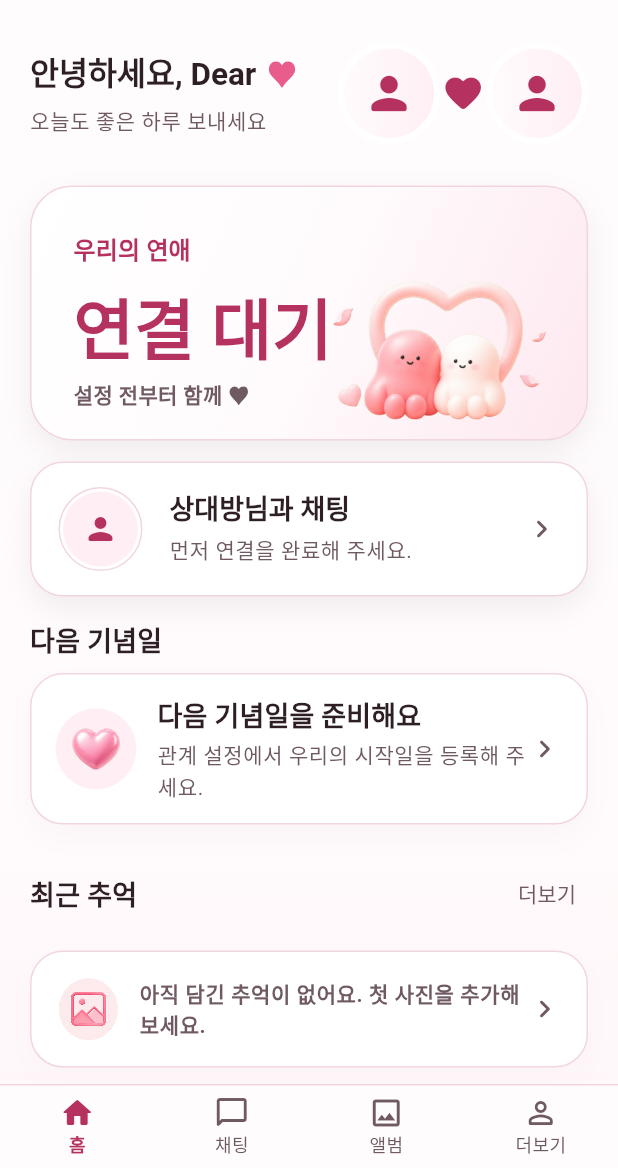
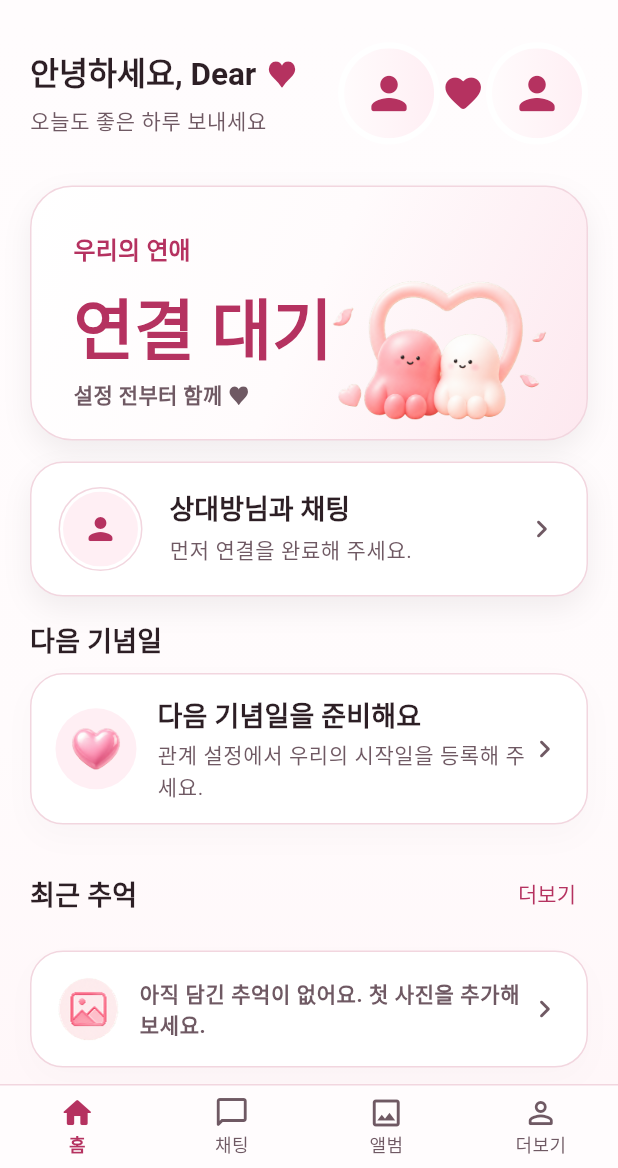
Before and after one commit to knemo0927-wq/dear-couple-app, a Flutter app: the ChatListPage screen opened by its route, on a phone screen of 412 x 824 dp, the part 68-1236 px from its top. Run offline on Flutter 3.47's test engine with Material 3 defaults, Android fonts, the phone set to English and light mode, and no system bars; our stand-ins replace connectivity_plus, firebase_core, firebase_messaging, flutter_riverpod, geolocator, go_router and 4 more; missing offline and left inert: gal; accounts and stored records are empty.

Commit message:
fix(theme): migrate home and chat shell surfaces

```diff
--- a/lib/src/features/chat/presentation/chat_list_page.dart
+++ b/lib/src/features/chat/presentation/chat_list_page.dart
@@ -215,6 +215,7 @@ class _HomeLoadingSkeleton extends StatelessWidget {
 
   @override
   Widget build(BuildContext context) {
+    final scheme = Theme.of(context).colorScheme;
     return SafeArea(
       top: false,
       child: ListView(
@@ -223,25 +224,26 @@ class _HomeLoadingSkeleton extends StatelessWidget {
         children: [
           Row(
             children: [
-              Expanded(child: _skeleton(height: 54)),
+              Expanded(child: _skeleton(scheme, height: 54)),
               const SizedBox(width: 28),
-              _skeleton(width: 116, height: 68, radius: 34),
+              _skeleton(scheme, width: 116, height: 68, radius: 34),
             ],
           ),
           const SizedBox(height: 18),
-          _skeleton(height: 168, radius: 28),
+          _skeleton(scheme, height: 168, radius: 28),
           const SizedBox(height: 14),
-          _skeleton(height: 90),
+          _skeleton(scheme, height: 90),
           const SizedBox(height: 18),
-          _skeleton(height: 88),
+          _skeleton(scheme, height: 88),
           const SizedBox(height: 22),
-          _skeleton(height: 168, radius: 14),
+          _skeleton(scheme, height: 168, radius: 14),
         ],
       ),
     );
   }
 
-  Widget _skeleton({
+  Widget _skeleton(
+    ColorScheme scheme, {
     double? width,
     required double height,
     double radius = DearRadii.medium,
@@ -250,9 +252,9 @@ class _HomeLoadingSkeleton extends StatelessWidget {
       width: width,
       height: height,
       decoration: BoxDecoration(
-        color: Colors.white.withValues(alpha: 0.8),
+        color: scheme.surface.withValues(alpha: 0.8),
         borderRadius: BorderRadius.circular(radius),
-        border: Border.all(color: DearColors.line),
+        border: Border.all(color: scheme.outlineVariant),
       ),
     );
   }
@@ -265,23 +267,24 @@ class _HomeLoadError extends StatelessWidget {
 
   @override
   Widget build(BuildContext context) {
+    final scheme = Theme.of(context).colorScheme;
     return Center(
       child: Padding(
         padding: const EdgeInsets.all(28),
         child: Column(
           mainAxisSize: MainAxisSize.min,
           children: [
-            const Icon(
+            Icon(
               Icons.cloud_off_rounded,
               size: 44,
-              color: DearColors.secondary,
+              color: scheme.onSurfaceVariant,
             ),
             const SizedBox(height: 12),
             Text(
               '홈을 불러오지 못했어요.\n연결을 확인하고 다시 시도해 주세요.',
               textAlign: TextAlign.center,
               style: Theme.of(context).textTheme.bodyMedium?.copyWith(
-                    color: DearColors.secondary,
+                    color: scheme.onSurfaceVariant,
                     height: 1.45,
                   ),
             ),
@@ -312,6 +315,7 @@ class _HomeGreeting extends StatelessWidget {
   @override
   Widget build(BuildContext context) {
     final largeText = MediaQuery.textScalerOf(context).scale(1) >= 1.6;
+    final scheme = Theme.of(context).colorScheme;
     if (largeText) {
       return Column(
         crossAxisAlignment: CrossAxisAlignment.start,
@@ -320,15 +324,15 @@ class _HomeGreeting extends StatelessWidget {
             TextSpan(
               children: [
                 TextSpan(text: '안녕하세요, $displayName '),
-                const TextSpan(
+                TextSpan(
                   text: '♥',
-                  style: TextStyle(color: DearColors.coral),
+                  style: TextStyle(color: scheme.primary),
                 ),
               ],
             ),
             key: const ValueKey('home-greeting-title'),
             style: Theme.of(context).textTheme.titleLarge?.copyWith(
-                  color: DearColors.ink,
+                  color: scheme.onSurface,
                   fontSize: 21,
                   fontWeight: FontWeight.w600,
                   height: 1.18,
@@ -343,7 +347,7 @@ class _HomeGreeting extends StatelessWidget {
                   '오늘도 좋은 하루 보내세요',
                   maxLines: 2,
                   style: Theme.of(context).textTheme.bodySmall?.copyWith(
-                        color: DearColors.secondary,
+                        color: scheme.onSurfaceVariant,
                         fontSize: 14,
                         fontWeight: FontWeight.w400,
                       ),
@@ -374,7 +378,7 @@ class _HomeGreeting extends StatelessWidget {
                       maxLines: largeText ? 2 : 1,
                       overflow: TextOverflow.ellipsis,
                       style: Theme.of(context).textTheme.titleLarge?.copyWith(
-                            color: DearColors.ink,
+                            color: scheme.onSurface,
                             fontSize: 21,
                             fontWeight: FontWeight.w600,
                             height: 1.18,
@@ -383,10 +387,10 @@ class _HomeGreeting extends StatelessWidget {
                     ),
                   ),
                   const SizedBox(width: 7),
-                  const Text(
+                  Text(
                     '♥',
                     style: TextStyle(
-                      color: DearColors.coral,
+                      color: scheme.primary,
                       fontSize: 20,
                       fontWeight: FontWeight.w600,
                     ),
@@ -397,7 +401,7 @@ class _HomeGreeting extends StatelessWidget {
               Text(
                 '오늘도 좋은 하루 보내세요',
                 style: Theme.of(context).textTheme.bodySmall?.copyWith(
-                      color: DearColors.secondary,
+                      color: scheme.onSurfaceVariant,
                       fontSize: 14,
                       fontWeight: FontWeight.w400,
                     ),
@@ -429,6 +433,7 @@ class _HomeAppBar extends StatelessWidget implements PreferredSizeWidget {
 
   @override
   Widget build(BuildContext context) {
+    final scheme = Theme.of(context).colorScheme;
     return AppBar(
       title: const _DearHomeTitle(),
       centerTitle: false,
@@ -442,9 +447,10 @@ class _HomeAppBar extends StatelessWidget implements PreferredSizeWidget {
               IconButton(
                 tooltip: '알림',
                 onPressed: onNotifications,
-                icon: const Icon(
+                icon: Icon(
                   Icons.notifications_none_rounded,
-                  color: DearColors.ink,
+                  key: const ValueKey('home-notifications-icon'),
+                  color: scheme.onSurface,
                   size: 28,
                 ),
               ),
@@ -459,15 +465,18 @@ class _HomeAppBar extends StatelessWidget implements PreferredSizeWidget {
                       vertical: 2,
                     ),
                     decoration: BoxDecoration(
-                      color: DearColors.coral,
+                      color: scheme.primary,
                       borderRadius: BorderRadius.circular(999),
-                      border: Border.all(color: Colors.white, width: 1.5),
+                      border: Border.all(
+                        color: scheme.surfaceContainerLowest,
+                        width: 1.5,
+                      ),
                     ),
                     child: Text(
                       unreadCount > 99 ? '99+' : '$unreadCount',
                       textAlign: TextAlign.center,
-                      style: const TextStyle(
-                        color: Colors.white,
+                      style: TextStyle(
+                        color: scheme.onPrimary,
                         fontSize: 10,
                         fontWeight: FontWeight.w800,
                         height: 1.1,
@@ -489,6 +498,7 @@ class _DearHomeTitle extends StatelessWidget {
 
   @override
   Widget build(BuildContext context) {
+    final scheme = Theme.of(context).colorScheme;
     return Row(
       mainAxisSize: MainAxisSize.min,
       children: [
@@ -497,7 +507,7 @@ class _DearHomeTitle extends StatelessWidget {
         Text(
           'Dear',
           style: Theme.of(context).appBarTheme.titleTextStyle?.copyWith(
-                color: DearColors.coralText,
+                color: scheme.primary,
                 fontSize: 24,
                 fontWeight: FontWeight.w800,
               ),
@@ -520,6 +530,7 @@ class _RelationshipHero extends StatelessWidget {
 
   @override
   Widget build(BuildContext context) {
+    final scheme = Theme.of(context).colorScheme;
     final dday = !isPaired
         ? '연결 대기'
         : anniversaryDate == null
@@ -532,20 +543,20 @@ class _RelationshipHero extends StatelessWidget {
     final largeText = MediaQuery.textScalerOf(context).scale(1) >= 1.6;
 
     final titleStyle = Theme.of(context).textTheme.titleSmall?.copyWith(
-          color: DearColors.coralText,
+          color: scheme.primary,
           fontSize: 16,
           fontWeight: FontWeight.w700,
           height: 1.1,
         );
     final ddayStyle = Theme.of(context).textTheme.displayMedium?.copyWith(
-          color: DearColors.coralText,
+          color: scheme.primary,
           fontWeight: FontWeight.w800,
           fontSize: 44,
           letterSpacing: 0,
           height: 0.96,
         );
     final dateStyle = Theme.of(context).textTheme.bodyMedium?.copyWith(
-          color: DearColors.secondary,
+          color: scheme.onSurfaceVariant,
           fontSize: 14,
           fontWeight: FontWeight.w600,
           height: 1.2,
@@ -674,8 +685,12 @@ class _PrimaryChatCard extends StatelessWidget {
   @override
   Widget build(BuildContext context) {
     final largeText = MediaQuery.textScalerOf(context).scale(1) >= 1.6;
+    final scheme = Theme.of(context).colorScheme;
     return DearCard(
+      key: const ValueKey('primary-chat-card'),
       padding: EdgeInsets.zero,
+      color: scheme.surface,
+      borderColor: scheme.outlineVariant,
       child: Material(
         color: Colors.transparent,
         borderRadius: BorderRadius.circular(DearRadii.medium),
@@ -706,7 +721,7 @@ class _PrimaryChatCard extends StatelessWidget {
                                   .textTheme
                                   .titleLarge
                                   ?.copyWith(
-                                    color: DearColors.ink,
+                                    color: scheme.onSurface,
                                     fontSize: 18,
                                     fontWeight: FontWeight.w700,
                                     height: 1.15,
@@ -722,7 +737,7 @@ class _PrimaryChatCard extends StatelessWidget {
                                 vertical: 3,
                               ),
                               decoration: BoxDecoration(
-                                color: const Color(0xFFFFEDF2),
+                                color: scheme.primaryContainer,
                                 borderRadius: BorderRadius.circular(999),
                               ),
                               child: Text(
@@ -732,7 +747,7 @@ class _PrimaryChatCard extends StatelessWidget {
                                     .textTheme
                                     .labelSmall
                                     ?.copyWith(
-                                      color: DearColors.coralText,
+                                      color: scheme.primary,
                                       fontWeight: FontWeight.w800,
                                       height: 1,
                                     ),
@@ -752,7 +767,7 @@ class _PrimaryChatCard extends StatelessWidget {
                             ? TextOverflow.visible
                             : TextOverflow.ellipsis,
                         style: Theme.of(context).textTheme.bodySmall?.copyWith(
-                              color: DearColors.secondary,
+                              color: scheme.onSurfaceVariant,
                               fontSize: 14,
                               fontWeight: FontWeight.w400,
                             ),
@@ -772,7 +787,7 @@ class _PrimaryChatCard extends StatelessWidget {
                                     .textTheme
                                     .bodySmall
                                     ?.copyWith(
-                                      color: DearColors.secondary,
+                                      color: scheme.onSurfaceVariant,
                                       fontSize: 13,
                                       fontWeight: FontWeight.w400,
                                     ),
@@ -784,7 +799,7 @@ class _PrimaryChatCard extends StatelessWidget {
                                     .textTheme
                                     .labelSmall
                                     ?.copyWith(
-                                      color: DearColors.coralText,
+                                      color: scheme.primary,
                                       fontWeight: FontWeight.w800,
                                     ),
                               ),
@@ -805,7 +820,7 @@ class _PrimaryChatCard extends StatelessWidget {
                           latestTimeLabel!,
                           style:
                               Theme.of(context).textTheme.bodySmall?.copyWith(
-                                    color: DearColors.secondary,
+                                    color: scheme.onSurfaceVariant,
                                     fontSize: 13,
                                     fontWeight: FontWeight.w400,
                                   ),
@@ -817,8 +832,8 @@ class _PrimaryChatCard extends StatelessWidget {
                         Container(
                           width: 8,
                           height: 8,
-                          decoration: const BoxDecoration(
-                            color: DearColors.coral,
+                          decoration: BoxDecoration(
+                            color: scheme.primary,
                             shape: BoxShape.circle,
                           ),
                         )
@@ -828,11 +843,11 @@ class _PrimaryChatCard extends StatelessWidget {
                   ),
                 ],
                 const SizedBox(width: 8),
-                const ExcludeSemantics(
+                ExcludeSemantics(
                   child: Icon(
                     Icons.chevron_right_rounded,
                     size: 24,
-                    color: DearColors.secondary,
+                    color: scheme.onSurfaceVariant,
                   ),
                 ),
               ],
@@ -852,28 +867,35 @@ class _PartnerAvatar extends StatelessWidget {
   @override
   Widget build(BuildContext context) {
     final imageUrl = this.imageUrl?.trim();
+    final scheme = Theme.of(context).colorScheme;
     return Container(
       width: 56,
       height: 56,
       padding: const EdgeInsets.all(2),
       decoration: BoxDecoration(
+        // This is an intentional photo-frame ring, not a page surface.
         color: Colors.white,
         shape: BoxShape.circle,
-        border: Border.all(color: DearColors.line),
+        border: Border.all(color: scheme.outlineVariant),
       ),
       child: ClipOval(
         child: imageUrl == null || imageUrl.isEmpty
-            ? const ColoredBox(
-                color: DearColors.coralSoft,
-                child: Icon(Icons.person_rounded, color: DearColors.coralText),
+            ? ColoredBox(
+                color: scheme.primaryContainer,
+                child: Icon(
+                  Icons.person_rounded,
+                  color: scheme.onPrimaryContainer,
+                ),
               )
             : Image.network(
                 imageUrl,
                 fit: BoxFit.cover,
-                errorBuilder: (_, __, ___) => const ColoredBox(
-                  color: DearColors.coralSoft,
-                  child:
-                      Icon(Icons.person_rounded, color: DearColors.coralText),
+                errorBuilder: (_, __, ___) => ColoredBox(
+                  color: scheme.primaryContainer,
+                  child: Icon(
+                    Icons.person_rounded,
+                    color: scheme.onPrimaryContainer,
+                  ),
                 ),
               ),
       ),
@@ -896,6 +918,7 @@ class _NextAnniversaryCard extends StatelessWidget {
 
   @override
   Widget build(BuildContext context) {
+    final scheme = Theme.of(context).colorScheme;
     final today = DateUtils.dateOnly(DateTime.now());
     final daysUntil = upcoming == null
         ? null
@@ -921,7 +944,7 @@ class _NextAnniversaryCard extends StatelessWidget {
         Text(
           '다음 기념일',
           style: Theme.of(context).textTheme.titleMedium?.copyWith(
-                color: DearColors.ink,
+                color: scheme.onSurface,
                 fontSize: 18,
                 fontWeight: FontWeight.w700,
               ),
@@ -946,8 +969,8 @@ class _NextAnniversaryCard extends StatelessWidget {
                     Container(
                       width: 54,
                       height: 54,
-                      decoration: const BoxDecoration(
-                        color: DearColors.coralSoft,
+                      decoration: BoxDecoration(
+                        color: scheme.primaryContainer,
                         shape: BoxShape.circle,
                       ),
                       alignment: Alignment.center,
@@ -970,7 +993,7 @@ class _NextAnniversaryCard extends StatelessWidget {
                                 .textTheme
                                 .titleSmall
                                 ?.copyWith(
-                                  color: DearColors.ink,
+                                  color: scheme.onSurface,
                                   fontWeight: FontWeight.w800,
                                 ),
                           ),
@@ -981,16 +1004,16 @@ class _NextAnniversaryCard extends StatelessWidget {
                             overflow: TextOverflow.ellipsis,
                             style:
                                 Theme.of(context).textTheme.bodySmall?.copyWith(
-                                      color: DearColors.secondary,
+                                      color: scheme.onSurfaceVariant,
                                     ),
                           ),
                         ],
                       ),
                     ),
-                    const ExcludeSemantics(
+                    ExcludeSemantics(
                       child: Icon(
                         Icons.chevron_right_rounded,
-                        color: DearColors.secondary,
+                        color: scheme.onSurfaceVariant,
                       ),
                     ),
                   ],
@@ -1022,10 +1045,16 @@ class _HomeFeatureIcon extends StatelessWidget {
 
   @override
   Widget build(BuildContext context) {
+    final decodeSize = (size * MediaQuery.devicePixelRatioOf(context))
+        .round()
+        .clamp(1, 512)
+        .toInt();
     return Image.asset(
       glyph.assetPath,
       width: size,
       height: size,
+      cacheWidth: decodeSize,
+      cacheHeight: decodeSize,
       fit: BoxFit.contain,
       filterQuality: FilterQuality.high,
     );
@@ -1039,6 +1068,7 @@ class _RecentMemoriesStrip extends ConsumerWidget {
 
   @override
   Widget build(BuildContext context, WidgetRef ref) {
+    final scheme = Theme.of(context).colorScheme;
     final coupleId = this.coupleId;
     final photosAsync = coupleId == null
         ? const AsyncValue<List<MemoryAlbumPhoto>>.data(<MemoryAlbumPhoto>[])
@@ -1047,7 +1077,7 @@ class _RecentMemoriesStrip extends ConsumerWidget {
     final sectionTitle = Text(
       '최근 추억',
       style: Theme.of(context).textTheme.titleMedium?.copyWith(
-            color: DearColors.ink,
+            color: scheme.onSurface,
             fontSize: 18,
             fontWeight: FontWeight.w700,
           ),
@@ -1055,7 +1085,7 @@ class _RecentMemoriesStrip extends ConsumerWidget {
     final moreButton = TextButton(
       onPressed: coupleId == null ? null : () => context.go('/memory-album'),
       style: TextButton.styleFrom(
-        foregroundColor: DearColors.secondary,
+        foregroundColor: scheme.primary,
         minimumSize: const Size(44, 44),
         padding: const EdgeInsets.symmetric(horizontal: 8),
         textStyle: const TextStyle(
@@ -1148,6 +1178,7 @@ class _RecentMemoriesEmptyStrip extends StatelessWidget {
 
   @override
   Widget build(BuildContext context) {
+    final scheme = Theme.of(context).colorScheme;
     return DearCard(
       padding: EdgeInsets.zero,
       shadowOpacity: 0.25,
@@ -1167,15 +1198,15 @@ class _RecentMemoriesEmptyStrip extends StatelessWidget {
                   child: Text(
                     '아직 담긴 추억이 없어요. 첫 사진을 추가해 보세요.',
                     style: Theme.of(context).textTheme.bodySmall?.copyWith(
-                          color: DearColors.secondary,
+                          color: scheme.onSurfaceVariant,
                           fontWeight: FontWeight.w700,
                         ),
                   ),
                 ),
-                const ExcludeSemantics(
+                ExcludeSemantics(
                   child: Icon(
                     Icons.chevron_right_rounded,
-                    color: DearColors.secondary,
+                    color: scheme.onSurfaceVariant,
                   ),
                 ),
               ],
@@ -1194,18 +1225,19 @@ class _RecentMemoriesError extends StatelessWidget {
 
   @override
   Widget build(BuildContext context) {
+    final scheme = Theme.of(context).colorScheme;
     return DearCard(
       padding: const EdgeInsets.all(16),
       shadowOpacity: 0.2,
       child: Row(
         children: [
-          const Icon(Icons.cloud_off_rounded, color: DearColors.secondary),
+          Icon(Icons.cloud_off_rounded, color: scheme.onSurfaceVariant),
           const SizedBox(width: 12),
           Expanded(
             child: Text(
               '최근 추억을 불러오지 못했어요.',
               style: Theme.of(context).textTheme.bodySmall?.copyWith(
-                    color: DearColors.secondary,
+                    color: scheme.onSurfaceVariant,
                   ),
             ),
           ),
@@ -1221,11 +1253,12 @@ class _MemorySkeletonTile extends StatelessWidget {
 
   @override
   Widget build(BuildContext context) {
+    final scheme = Theme.of(context).colorScheme;
     return DecoratedBox(
       decoration: BoxDecoration(
-        color: Colors.white.withValues(alpha: 0.76),
+        color: scheme.surface.withValues(alpha: 0.76),
         borderRadius: BorderRadius.circular(14),
-        border: Border.all(color: DearColors.line),
+        border: Border.all(color: scheme.outlineVariant),
       ),
     );
   }
@@ -1335,6 +1368,7 @@ class _RecentMemoryPhotoTileState extends State<_RecentMemoryPhotoTile> {
 
   @override
   Widget build(BuildContext context) {
+    final scheme = Theme.of(context).colorScheme;
     return FutureBuilder<String>(
       future: _signedUrlFuture,
       builder: (context, snapshot) {
@@ -1345,8 +1379,8 @@ class _RecentMemoryPhotoTileState extends State<_RecentMemoryPhotoTile> {
             width: double.infinity,
             height: double.infinity,
             decoration: BoxDecoration(
-              color: DearColors.blush,
-              border: Border.all(color: DearColors.line),
+              color: scheme.surfaceContainer,
+              border: Border.all(color: scheme.outlineVariant),
               boxShadow: dearSoftShadow(0.2),
             ),
             child: imageUrl == null
@@ -1397,13 +1431,14 @@ class _SectionTitle extends StatelessWidget {
 
   @override
   Widget build(BuildContext context) {
+    final scheme = Theme.of(context).colorScheme;
     return Column(
       crossAxisAlignment: CrossAxisAlignment.start,
       children: [
         Text(
           title,
           style: Theme.of(context).textTheme.titleMedium?.copyWith(
-                color: DearColors.ink,
+                color: scheme.onSurface,
                 fontSize: 18,
                 fontWeight: FontWeight.w700,
               ),
@@ -1412,7 +1447,7 @@ class _SectionTitle extends StatelessWidget {
         Text(
           subtitle,
           style: Theme.of(context).textTheme.bodySmall?.copyWith(
-                color: DearColors.muted,
+                color: scheme.onSurfaceVariant,
                 fontSize: 13,
                 fontWeight: FontWeight.w400,
               ),
@@ -1493,13 +1528,14 @@ class _FeatureTile extends StatelessWidget {
   @override
   Widget build(BuildContext context) {
     final largeText = MediaQuery.textScalerOf(context).scale(1) >= 1.6;
+    final scheme = Theme.of(context).colorScheme;
     final titleStyle = Theme.of(context).textTheme.titleSmall?.copyWith(
-          color: DearColors.ink,
+          color: scheme.onSurface,
           fontSize: 14,
           fontWeight: FontWeight.w800,
         );
     final subtitleStyle = Theme.of(context).textTheme.labelSmall?.copyWith(
-          color: DearColors.secondary,
+          color: scheme.onSurfaceVariant,
           fontSize: 11,
         );
     final badge = item.badgeCount > 0
@@ -1507,14 +1543,14 @@ class _FeatureTile extends StatelessWidget {
             constraints: const BoxConstraints(minWidth: 20),
             padding: const EdgeInsets.symmetric(horizontal: 6, vertical: 3),
             decoration: BoxDecoration(
-              color: DearColors.coral,
+              color: scheme.primary,
               borderRadius: BorderRadius.circular(999),
             ),
             child: Text(
               '${item.badgeCount}',
               textAlign: TextAlign.center,
               style: Theme.of(context).textTheme.labelSmall?.copyWith(
-                    color: Colors.white,
+                    color: scheme.onPrimary,
                     fontWeight: FontWeight.w900,
                   ),
             ),
@@ -1598,7 +1634,7 @@ class _FeatureTile extends StatelessWidget {
       child: DearCard(
         padding: EdgeInsets.zero,
         shadowOpacity: 0.55,
-        borderColor: DearColors.line,
+        borderColor: scheme.outlineVariant,
         child: Material(
           color: Colors.transparent,
           borderRadius: BorderRadius.circular(DearRadii.medium),
```
Also changed, not shown: lib/src/features/chat/presentation/chat_shell_page.dart (+25 -13 lines), 2 other files.
